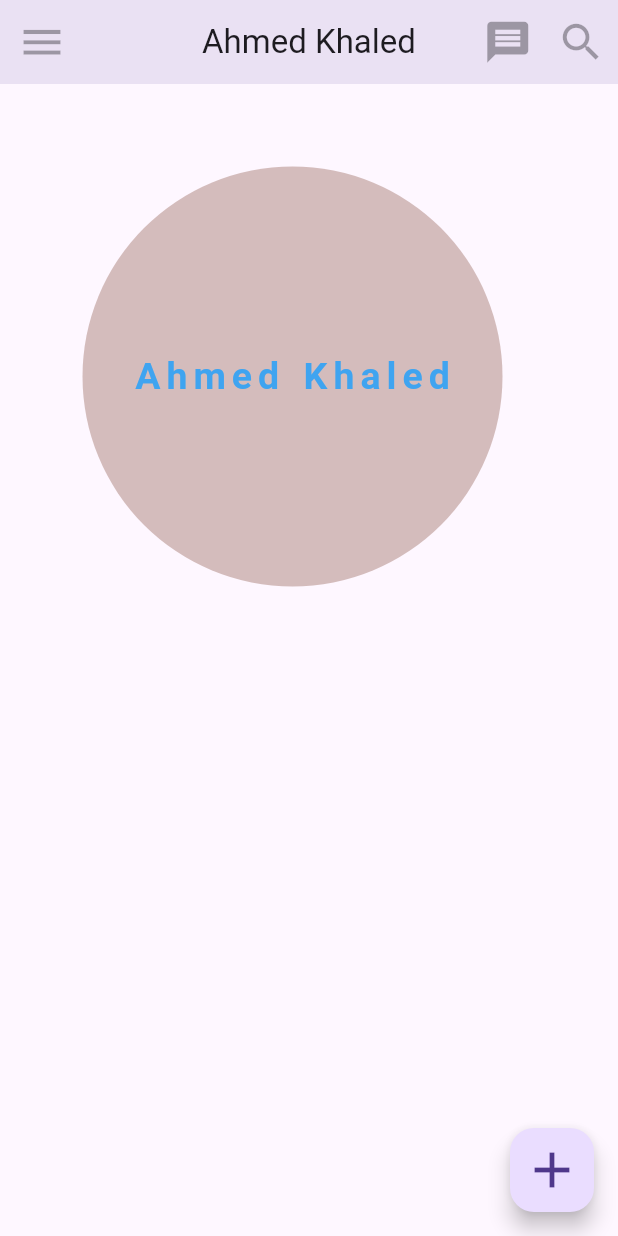
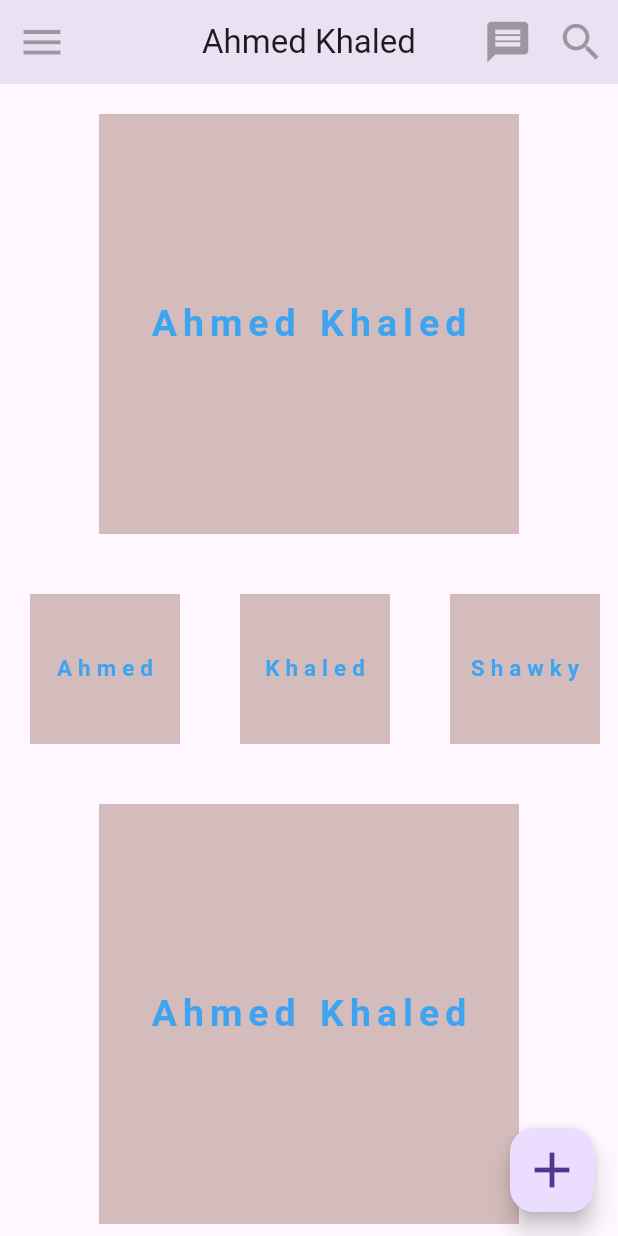
Before and after one commit to Ahmedkhsk/Flutter, a Flutter app: the screen it shows after launch, on a phone screen of 412 x 824 dp. Run offline on Flutter 3.47's test engine with Material 3 defaults, Android fonts, the phone set to English and light mode, and no system bars; Roboto replaces fonts that are missing (Cairo).

Commit message:
Solve Task

```diff
--- a/lib/main.dart
+++ b/lib/main.dart
@@ -44,40 +44,22 @@ class MyProject extends StatelessWidget {
       ),
 
       body: SingleChildScrollView(
-        scrollDirection: Axis.horizontal,
-        child: Row(
-          //mainAxisAlignment: MainAxisAlignment.start,
-          // mainAxisSize: MainAxisSize.max,
-          // crossAxisAlignment: CrossAxisAlignment.start,
+        child: Column(
           children: [
+
             Container(
-              //color: const Color.fromARGB(255, 252, 220, 210),
-              margin: const EdgeInsets.all(55),
-
-              //EdgeInsets.fromLTRB(22, 22, 15, 17),
-              padding: //EdgeInsets.fromLTRB(22, 5, 3, 6),
-                  EdgeInsets.all(11),
-
+              margin: const EdgeInsets.only(
+                top: 20,
+                bottom: 20,
+                left: 20,
+                right: 20,
+              ),
               height: 280,
               width: 280,
-
               alignment: Alignment.center,
-
-              //transform: Matrix4.rotationZ(.02),
               decoration: BoxDecoration(
-                //borderRadius: BorderRadius.circular(60),
-                shape: BoxShape.circle,
-
-                /*
-           shape
-           borderRadius
-            لو عملت الاتنين في نفس الوقت هيديك ايرور
-          */
+                shape: BoxShape.rectangle,
                 color: const Color.fromARGB(255, 212, 188, 188),
-                // border: Border.all(
-                //   color: const Color.fromARGB(255, 63, 164, 240),
-                //   width: 10,
-                // ),
               ),
               child: const Text(
                 "Ahmed Khaled",
@@ -93,22 +75,184 @@ class MyProject extends StatelessWidget {
               ),
             ),
 
-            const SizedBox(width: 200),
+            SingleChildScrollView(
+              scrollDirection: Axis.horizontal,
+              child: Row(
+                mainAxisAlignment: MainAxisAlignment.center,
+                children: [
 
-            Text(
-              "Shawky",
-              style: TextStyle(
-                backgroundColor: Colors.tealAccent,
-                fontSize: 22,
+                  Container(
+                    margin: const EdgeInsets.only(
+                      top: 20,
+                      bottom: 20,
+                      left: 20,
+                      right: 20,
+                    ),
+                    height: 100,
+                    width: 100,
+                    alignment: Alignment.center,
+                    decoration: BoxDecoration(
+                      shape: BoxShape.rectangle,
+                      color: const Color.fromARGB(255, 212, 188, 188),
+                    ),
+                    child: const Text(
+                      "Ahmed",
+                      style: TextStyle(
+                        fontSize: 15,
+                        color: Color.fromARGB(255, 63, 164, 240),
+                        fontWeight: FontWeight.bold,
+                        fontFamily: "Cairo",
+                        letterSpacing: 4,
+                        wordSpacing: 2,
+                        height: 1.5,
+                      ),
+                    ),
+                  ),
+
+                  Container(
+                    margin: const EdgeInsets.only(
+                      top: 20,
+                      bottom: 20,
+                      left: 20,
+                      right: 20,
+                    ),
+                    height: 100,
+                    width: 100,
+                    alignment: Alignment.center,
+                    decoration: BoxDecoration(
+                      shape: BoxShape.rectangle,
+                      color: const Color.fromARGB(255, 212, 188, 188),
+                    ),
+                    child: const Text(
+                      "Khaled",
+                      style: TextStyle(
+                        fontSize: 15,
+                        color: Color.fromARGB(255, 63, 164, 240),
+                        fontWeight: FontWeight.bold,
+                        fontFamily: "Cairo",
+                        letterSpacing: 4,
+                        wordSpacing: 2,
+                        height: 1.5,
+                      ),
+                    ),
+                  ),
+
+                  Container(
+                    margin: const EdgeInsets.only(
+                      top: 20,
+                      bottom: 20,
+                      left: 20,
+                      right: 20,
+                    ),
+                    height: 100,
+                    width: 100,
+                    alignment: Alignment.center,
+                    decoration: BoxDecoration(
+                      shape: BoxShape.rectangle,
+                      color: const Color.fromARGB(255, 212, 188, 188),
+                    ),
+                    child: const Text(
+                      "Shawky",
+                      style: TextStyle(
+                        fontSize: 15,
+                        color: Color.fromARGB(255, 63, 164, 240),
+                        fontWeight: FontWeight.bold,
+                        fontFamily: "Cairo",
+                        letterSpacing: 4,
+                        wordSpacing: 2,
+                        height: 1.5,
+                      ),
+                    ),
+                  ),
+
+                  Container(
+                    margin: const EdgeInsets.only(
+                      top: 20,
+                      bottom: 20,
+                      left: 20,
+                      right: 20,
+                    ),
+                    height: 100,
+                    width: 100,
+                    alignment: Alignment.center,
+                    decoration: BoxDecoration(
+                      shape: BoxShape.rectangle,
+                      color: const Color.fromARGB(255, 212, 188, 188),
+                    ),
+                    child: const Text(
+                      "Hassan",
+                      style: TextStyle(
+                        fontSize: 15,
+                        color: Color.fromARGB(255, 63, 164, 240),
+                        fontWeight: FontWeight.bold,
+                        fontFamily: "Cairo",
+                        letterSpacing: 4,
+                        wordSpacing: 2,
+                        height: 1.5,
+                      ),
+                    ),
+                  ),
+
+                ],
               ),
             ),
 
-            const SizedBox(width: 200),
+            Container(
+              margin: const EdgeInsets.only(
+                top: 20,
+                bottom: 20,
+                left: 20,
+                right: 20,
+              ),
+              height: 280,
+              width: 280,
+              alignment: Alignment.center,
+              decoration: BoxDecoration(
+                shape: BoxShape.rectangle,
+                color: const Color.fromARGB(255, 212, 188, 188),
+              ),
+              child: const Text(
+                "Ahmed Khaled",
+                style: TextStyle(
+                  fontSize: 25,
+                  color: Color.fromARGB(255, 63, 164, 240),
+                  fontWeight: FontWeight.bold,
+                  fontFamily: "Cairo",
+                  letterSpacing: 4,
+                  wordSpacing: 2,
+                  height: 1.5,
+                ),
+              ),
+            ),
 
-            IconButton(
-              onPressed: () {},
-              icon: Icon(Icons.favorite, color: Colors.red, size: 99),
+            Container(
+              margin: const EdgeInsets.only(
+                top: 20,
+                bottom: 20,
+                left: 20,
+                right: 20,
+              ),
+              height: 280,
+              width: 280,
+              alignment: Alignment.center,
+              decoration: BoxDecoration(
+                shape: BoxShape.rectangle,
+                color: const Color.fromARGB(255, 212, 188, 188),
+              ),
+              child: const Text(
+                "Ahmed Khaled",
+                style: TextStyle(
+                  fontSize: 25,
+                  color: Color.fromARGB(255, 63, 164, 240),
+                  fontWeight: FontWeight.bold,
+                  fontFamily: "Cairo",
+                  letterSpacing: 4,
+                  wordSpacing: 2,
+                  height: 1.5,
+                ),
+              ),
             ),
+
           ],
         ),
       ),
```
Also changed, not shown: 1 other file.
